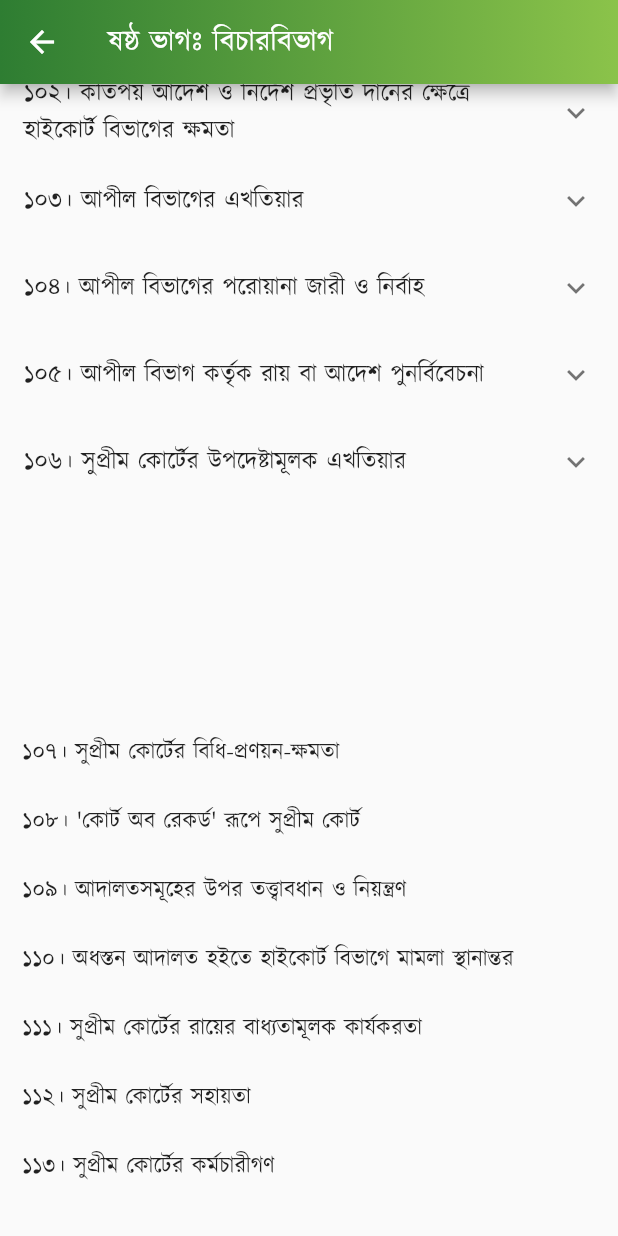
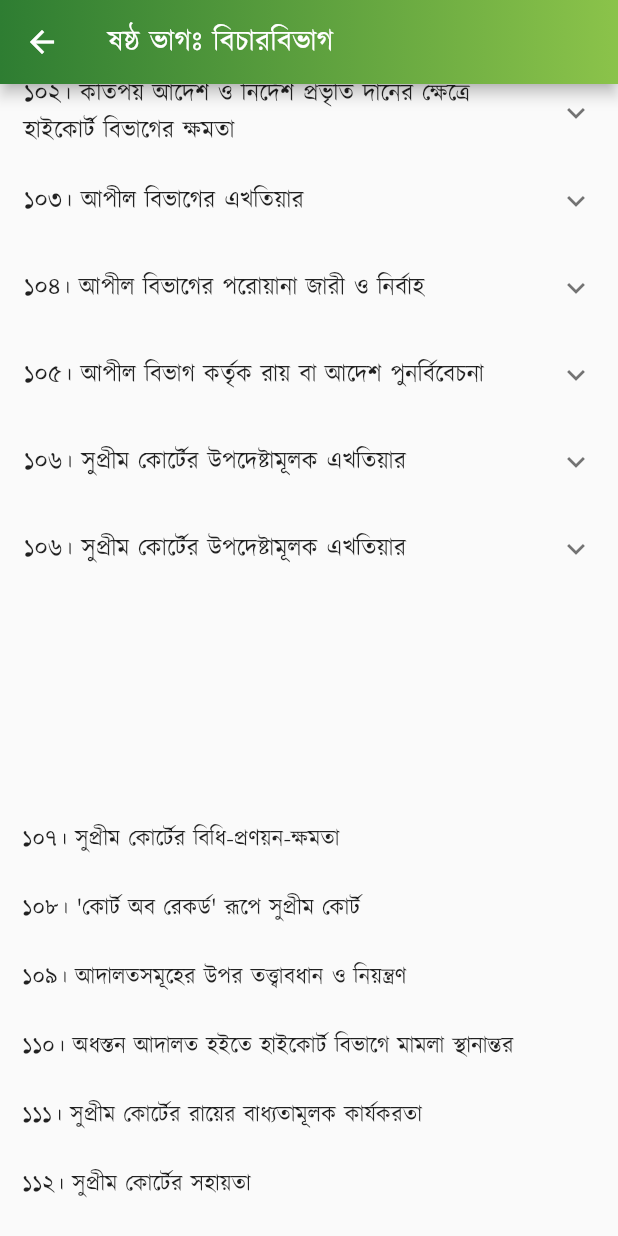
Before and after one commit to Azimul-Haque/flutter-onesignal, a Flutter app: the PartSix screen opened directly, scrolled down 576 dp, on a phone screen of 412 x 824 dp. Run offline on Flutter 3.47's test engine with Material 2 defaults, Android fonts, the phone set to English and light mode, and no system bars; our stand-ins replace fluttertoast, package_info_plus, percent_indicator, shared_preferences, sqflite; missing offline and left inert: blinking_text, flutter_share, onesignal_flutter, slide_popup_dialog; accounts and stored records are empty; network calls fail.

Commit message:
Commit Fri 04/29/2022 13:54:58.17 657

```diff
--- a/lib/pages/constitution/part6.dart
+++ b/lib/pages/constitution/part6.dart
@@ -238,7 +238,17 @@ class PartSix extends StatelessWidget {
             children: <Widget>[
               ListTile(
                   title: Text(
-                '১০৫। সংসদের যে কোন আইনের বিধানাবলী-সাপেক্ষে এবং আপীল বিভাগ কর্তৃক প্রণীত যে কোন বিধি-সাপেক্ষে আপীল বিভাগের কোন ঘোষিত রায় বা প্রদত্ত আদেশ পুনর্বিবেচনার ক্ষমতা উক্ত বিভাগের থাকিবে।',
+                '১০৬। যদি কোন সময়ে রাষ্ট্রপতির নিকট প্রতীয়মান হয় যে, আইনের এইরূপ কোন প্রশ্ন উত্থাপিত হইয়াছে বা উত্থাপনের সম্ভাবনা দেখা দিয়াছে, যাহা এমন ধরণের ও এমন জন-গুরুত্বসম্পন্ন যে, সেই সম্পর্কে সুপ্রীম কোর্টের মতামত গ্রহণ করা প্রয়োজন, তাহা হইলে তিনি প্রশ্নটি আপীল বিভাগের বিবেচনার জন্য প্রেরণ করিতে পারিবেন এবং উক্ত বিভাগ স্বীয় বিবেচনায় উপযুক্ত শুনানীর পর প্রশ্নটি সম্পর্কে রাষ্ট্রপতিকে স্বীয় মতামত জ্ঞাপন করিতে পারিবেন।',
+                textAlign: TextAlign.justify,
+              )),
+            ],
+          ),
+          ExpansionTile(
+            title: Text('১০৬। সুপ্রীম কোর্টের উপদেষ্টামূলক এখতিয়ার'),
+            children: <Widget>[
+              ListTile(
+                  title: Text(
+                '১০৬। যদি কোন সময়ে রাষ্ট্রপতির নিকট প্রতীয়মান হয় যে, আইনের এইরূপ কোন প্রশ্ন উত্থাপিত হইয়াছে বা উত্থাপনের সম্ভাবনা দেখা দিয়াছে, যাহা এমন ধরণের ও এমন জন-গুরুত্বসম্পন্ন যে, সেই সম্পর্কে সুপ্রীম কোর্টের মতামত গ্রহণ করা প্রয়োজন, তাহা হইলে তিনি প্রশ্নটি আপীল বিভাগের বিবেচনার জন্য প্রেরণ করিতে পারিবেন এবং উক্ত বিভাগ স্বীয় বিবেচনায় উপযুক্ত শুনানীর পর প্রশ্নটি সম্পর্কে রাষ্ট্রপতিকে স্বীয় মতামত জ্ঞাপন করিতে পারিবেন।',
                 textAlign: TextAlign.justify,
               )),
             ],
```
